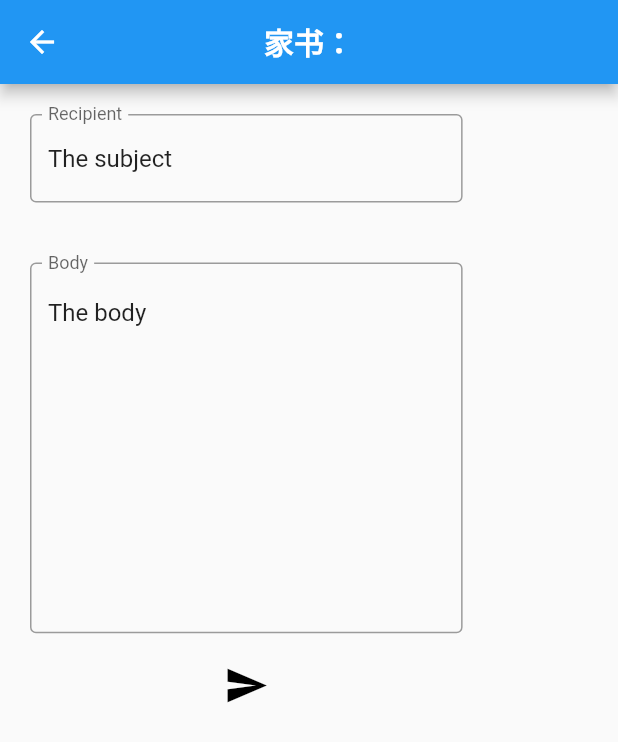
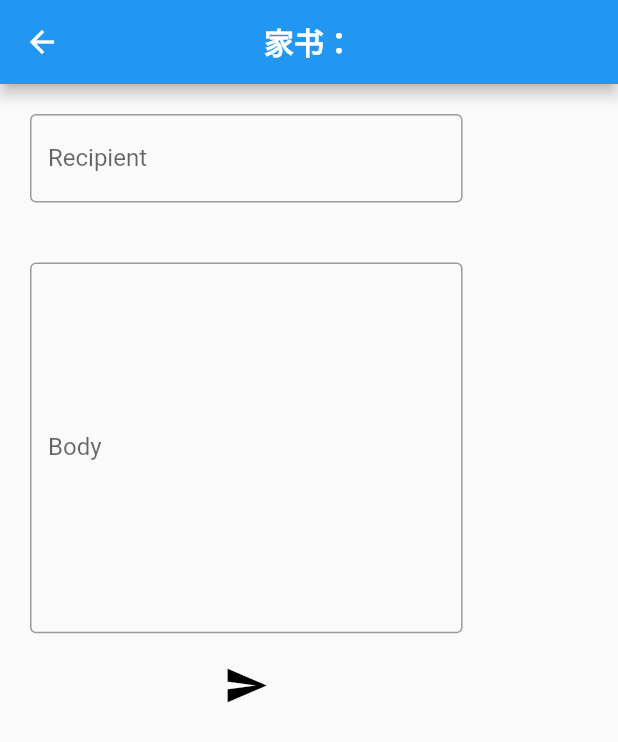
Before and after one commit to RichardeJiang/from_android, a Flutter app: the screen it shows after launch, after a tap on "家书", on a phone screen of 412 x 824 dp. Shown: the top 742 px of the screen. Run offline on Flutter 3.47's test engine with Material 2 defaults, Android fonts, the light colour scheme and no system bars; our stand-ins replace font_awesome_flutter; Roboto replaces fonts that are missing (SF Pro Display).

Commit message:
Changed mail view to stateful widget

```diff
--- a/lib/mail_view.dart
+++ b/lib/mail_view.dart
@@ -1,27 +1,23 @@
 import 'dart:convert';
 
 import 'package:flutter/material.dart';
-import 'package:flutter/services.dart';
 
-import 'dart:async';
+class Mail extends StatefulWidget {
+  Mail();
 
-class Mail extends StatelessWidget {
+  @override
+  _MailState createState() => _MailState();
+}
 
-  Future<Map> loadJson() async {
-    Map imageTexts = await rootBundle
-        .loadStructuredData('assets/text/home_letter.json', (String s) async {
-      return json.decode(s);
-    });
+class _MailState extends State<Mail> {
+  String mailSender = '';
+  String mailContent = '';
 
-    return Future.value(imageTexts);
-  }
+  TextEditingController mailSenderController = TextEditingController();
+  TextEditingController mailContentController = TextEditingController();
 
   @override
   Widget build(BuildContext context) {
-    return FutureBuilder(
-        future: loadJson(),
-        builder: (context, AsyncSnapshot<Map> snapshot) {
-          if (snapshot.hasData) {
     return Scaffold(
         appBar: AppBar(
           title: Text(
@@ -39,7 +35,7 @@ class Mail extends StatelessWidget {
                 width: MediaQuery.of(context).size.width * 0.7,
                 margin: EdgeInsets.all(20),
                 child: TextField(
-                          controller: TextEditingController(text: 'The subject'),
+                  controller: mailSenderController,
                   decoration: InputDecoration(
                     border: OutlineInputBorder(),
                     labelText: 'Recipient',
@@ -51,7 +47,7 @@ class Mail extends StatelessWidget {
                 height: MediaQuery.of(context).size.height * 0.3,
                 margin: EdgeInsets.all(20),
                 child: TextField(
-                          controller: TextEditingController(text: 'The body'),
+                  controller: mailContentController,
                   maxLines: null,
                   expands: true,
                   textAlignVertical: TextAlignVertical.top,
@@ -59,7 +55,6 @@ class Mail extends StatelessWidget {
                       labelText: 'Body', border: OutlineInputBorder()),
                 ),
               ),
-
               Icon(
                 Icons.send,
                 color: Colors.black,
@@ -68,10 +63,5 @@ class Mail extends StatelessWidget {
             ]
         )
     );
-          } else {
-            return CircularProgressIndicator();
   }
 }
-    );
-  }
-}
```
Also changed, not shown: 1 other file. Lines whose indentation alone changed are shown as unchanged.
